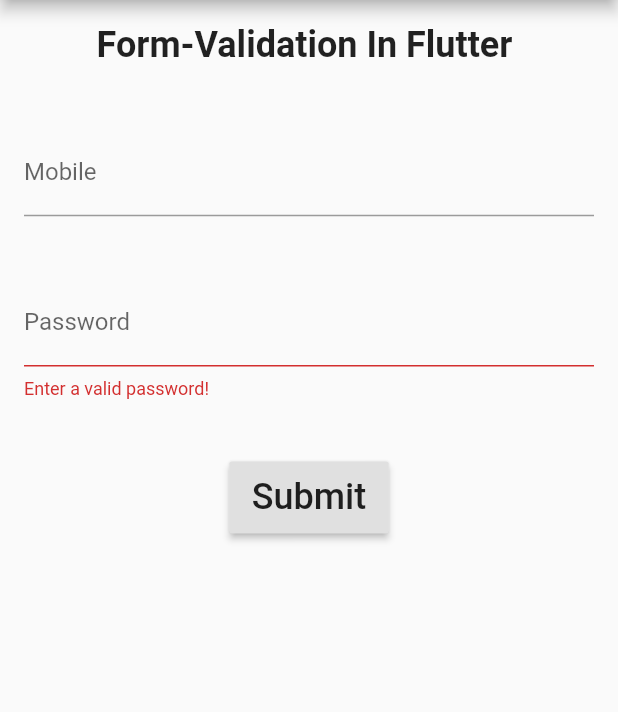
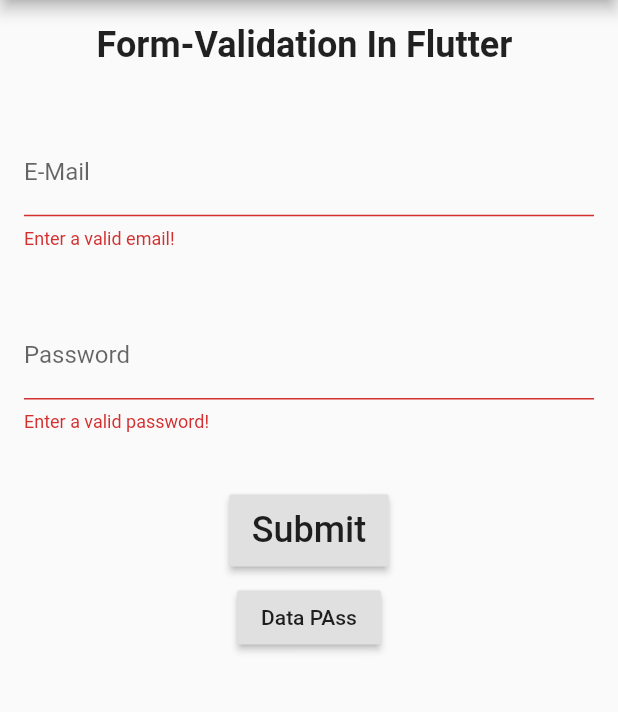
Before and after one commit to xaakib/flutter_everything, a Flutter app: the screen it shows after launch, after a tap on "Submit", on a phone screen of 412 x 824 dp, the part 84-796 px from its top. Run offline on Flutter 3.47's test engine with Material 2 defaults, Android fonts, the phone set to English and light mode, and no system bars; network calls fail.

Commit message:
fmLogin valifaion is done

```diff
--- a/lib/famous_live_auth/screens/login_screen.dart
+++ b/lib/famous_live_auth/screens/login_screen.dart
@@ -1,6 +1,8 @@
 import 'package:flutter/material.dart';
 
-class LoginScreen extends StatelessWidget {
+import 'register_screen.dart';
+
+class FmLoginScreen extends StatelessWidget {
   var _formKey = GlobalKey<FormState>();
   var isLoading = false;
 
@@ -83,7 +85,12 @@ class LoginScreen extends StatelessWidget {
                   ),
                 ),
                 onPressed: () => _submit(),
-              )
+              ),
+              SizedBox(height: 10),
+              // ignore: deprecated_member_use
+             RaisedButton(
+               child: Text("Data PAss"),
+               onPressed: (){})
             ],
           ),
         ),
--- a/lib/main.dart
+++ b/lib/main.dart
@@ -1,5 +1,6 @@
 import 'package:flutter/material.dart';
 
+import 'famous_live_auth/screens/login_screen.dart';
 import 'famous_live_auth/screens/register_screen.dart';
 
 void main() {
@@ -16,7 +17,7 @@ class MyApp extends StatelessWidget {
       theme: ThemeData(
         primarySwatch: Colors.blue,
       ),
-      home: RegisterScreen(),
+      home: FmLoginScreen(),
     );
   }
 }
```
